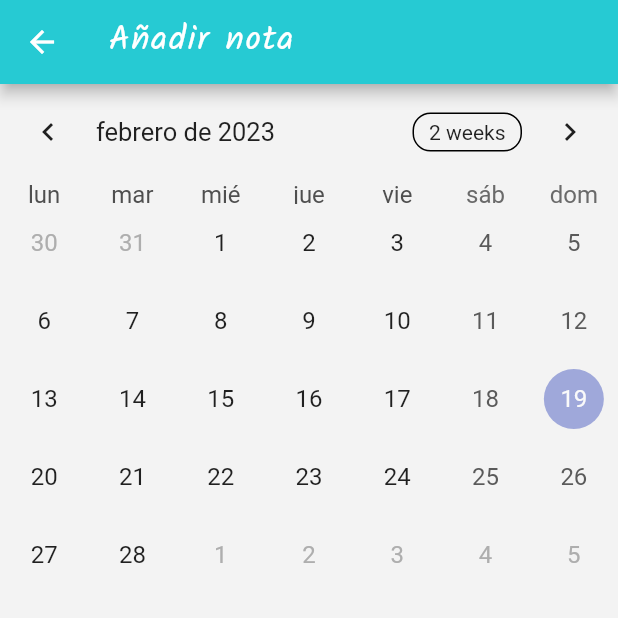
After one commit to miguelx97/flutter-app-notes, a Flutter app: the screen it shows once a user with an empty profile is signed in, after a tap on the "calendar month" icon, on a phone screen of 412 x 824 dp, the top half of it. The commit adds this screen. Run offline on Flutter 3.47's test engine with Material 2 defaults, Android fonts, the phone set to English and light mode, and no system bars; drawn by our look-alikes of table_calendar; our stand-ins replace cloud_firestore, easy_search_bar, emoji_picker_flutter, firebase_analytics, firebase_auth, firebase_core and 8 more; accounts and stored records are empty; generated files the repository leaves out were written again.

Commit message:
added calendar page

```diff
--- a/lib/main.dart
+++ b/lib/main.dart
@@ -3,6 +3,7 @@ import 'package:flutter_easyloading/flutter_easyloading.dart';
 import 'package:taskii/providers/categories.provider.dart';
 import 'package:taskii/providers/notes.provider.dart';
 import 'package:taskii/screens/add_note.screen.dart';
+import 'package:taskii/screens/calendar.screen.dart';
 import 'package:taskii/screens/categories-management.screen.dart';
 import 'package:taskii/screens/note_details.screen.dart';
 import 'package:taskii/services/notification.services.dart';
@@ -68,6 +69,12 @@ final GoRouter _router = GoRouter(
             return NoteDetailsScreen(nid: state.params["nid"]!);
           },
         ),
+        GoRoute(
+          path: rs(CalendarScreen.screenUrl),
+          builder: (BuildContext context, GoRouterState state) {
+            return CalendarScreen();
+          },
+        ),
       ],
     ),
   ],
--- a/lib/models/note_filters.dart
+++ b/lib/models/note_filters.dart
@@ -3,4 +3,9 @@ import 'category.dart';
 class NoteFilters {
   Category? category;
   String? search;
+
+  void clear() {
+    category = null;
+    search = null;
+  }
 }
--- a/lib/providers/notes.provider.dart
+++ b/lib/providers/notes.provider.dart
@@ -301,4 +301,6 @@ class NotesProvider extends ChangeNotifier {
     _filters.category = category;
     notifyListeners();
   }
+
+  void clearFilters() => _filters.clear();
 }
--- /dev/null
+++ b/lib/screens/calendar.screen.dart
@@ -0,0 +1,70 @@
+import 'package:flutter/material.dart';
+import 'package:flutter_gen/gen_l10n/app_localizations.dart';
+import 'package:provider/provider.dart';
+import 'package:table_calendar/table_calendar.dart';
+
+import '../models/note.dart';
+import '../providers/notes.provider.dart';
+
+class CalendarScreen extends StatelessWidget {
+  static const screenUrl = '/calendar';
+  static Map<DateTime, List<Event>> events = new Map();
+
+  const CalendarScreen({super.key});
+
+  List<Event> _getEventsForDay(DateTime day) {
+    final DateTime date = new DateTime(day.year, day.month, day.day);
+    return events[date] ?? [];
+  }
+
+  void notesToEvents(Note note) {
+    if (note.date != null) {
+      final DateTime date =
+          new DateTime(note.date!.year, note.date!.month, note.date!.day);
+      if (events[date] == null) {
+        events[date] = [];
+      }
+      events[date]!.add(Event(note.title));
+    }
+  }
+
+  @override
+  Widget build(BuildContext context) {
+    final TextTheme textTheme = Theme.of(context).textTheme;
+    final now = DateTime.now();
+
+    final NotesProvider notesProvider = Provider.of<NotesProvider>(context);
+    notesProvider.clearFilters();
+    events.clear();
+    notesProvider.getAll().forEach(notesToEvents);
+
+    return Scaffold(
+      appBar: AppBar(
+        iconTheme: const IconThemeData(color: Colors.white),
+        title: Text(
+          AppLocalizations.of(context)!.noteAdd,
+          style: textTheme.headlineMedium,
+        ),
+      ),
+      body: Container(
+        child: TableCalendar(
+          firstDay: now.subtract(Duration(days: 60)),
+          lastDay: now.add(Duration(days: 730)),
+          startingDayOfWeek: StartingDayOfWeek.monday,
+          focusedDay: now,
+          locale: 'es_ES',
+          eventLoader: _getEventsForDay,
+        ),
+      ),
+    );
+  }
+}
+
+class Event {
+  final String title;
+
+  const Event(this.title);
+
+  @override
+  String toString() => title;
+}
--- a/lib/screens/home.screen.dart
+++ b/lib/screens/home.screen.dart
@@ -8,6 +8,7 @@ import 'package:taskii/models/note_status.enum.dart';
 import 'package:taskii/providers/categories.provider.dart';
 import 'package:taskii/providers/notes.provider.dart';
 import 'package:taskii/screens/add_note.screen.dart';
+import 'package:taskii/screens/calendar.screen.dart';
 import 'package:taskii/screens/categories-management.screen.dart';
 import 'package:taskii/screens/note_details.screen.dart';
 import 'package:taskii/services/analytics.service.dart';
@@ -82,6 +83,10 @@ class HomeScreen extends StatelessWidget {
           IconButton(
               onPressed: () => context.go(CategoriesManagement.screenUrl),
               icon: const Icon(Icons.folder_outlined),
+              color: Colors.white),
+          IconButton(
+              onPressed: () => context.go(CalendarScreen.screenUrl),
+              icon: const Icon(Icons.calendar_month_outlined),
               color: Colors.white),
         ],
         onSearch: (String search) {
--- a/pubspec.yaml
+++ b/pubspec.yaml
@@ -54,6 +54,7 @@ dependencies:
   permission_handler: ^10.2.0
   flutter_launcher_icons: ^0.11.0
   firebase_analytics: ^10.1.0
+  table_calendar: ^3.0.8
 
 dev_dependencies:
   flutter_test:
```
Also changed, not shown: pubspec.lock.
